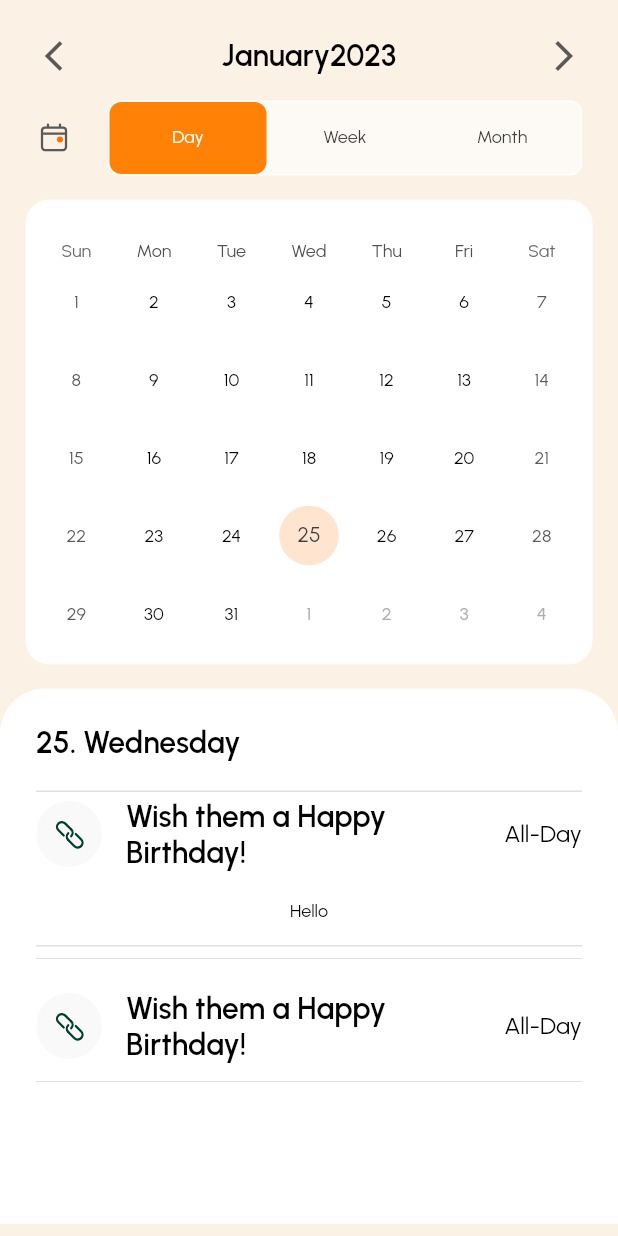
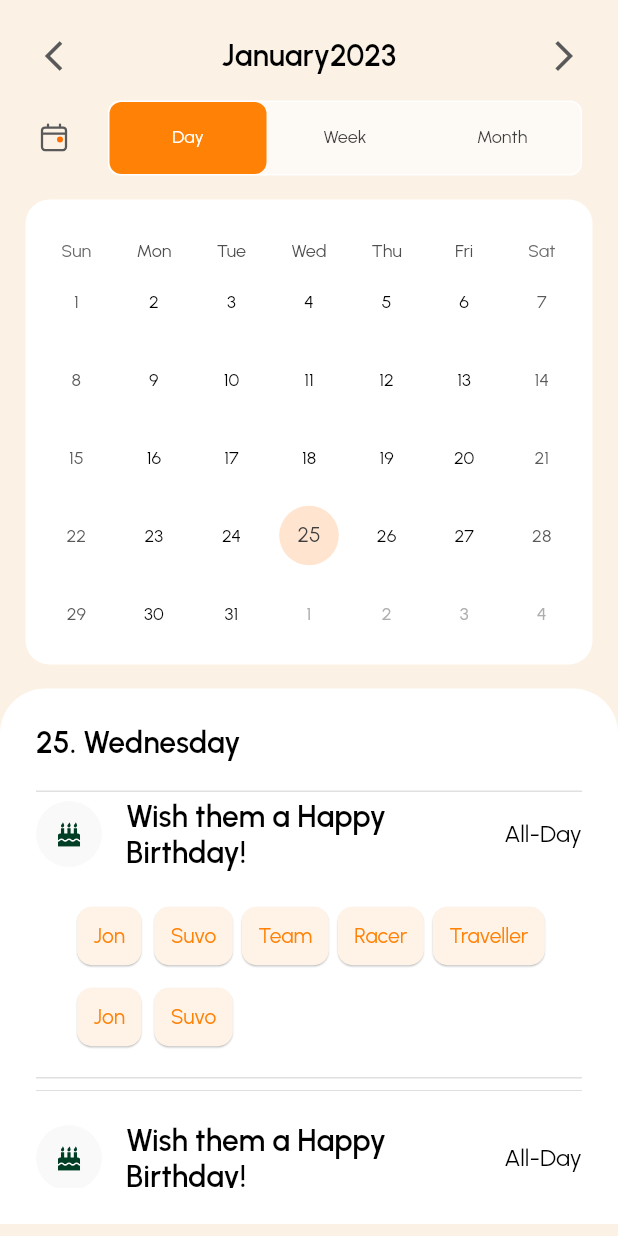
Before and after one commit to shbadon/pumpkin_mobile_app, a Flutter app: the CalendarScreen screen opened directly, after a tap on "Wish them a Happy Birthday!", on a phone screen of 412 x 824 dp. Run offline on Flutter 3.47's test engine with Material 2 defaults, Android fonts, the phone set to English and light mode, and no system bars; drawn by our look-alikes of table_calendar; our stand-ins replace animated_text_kit, device_info_plus, file_picker, firebase_auth, firebase_core, flutter_dotenv and 13 more; missing offline and left inert: clipboard, country_pickers, floating_action_bubble, flutter_facebook_auth, pattern_formatter; accounts and stored records are empty.

Commit message:
flutter chip added for event

```diff
--- a/lib/screens/calendar/calendar_screen.dart
+++ b/lib/screens/calendar/calendar_screen.dart
@@ -1,6 +1,5 @@
 import 'package:flutter/material.dart';
 import 'package:pumpkin/screens/calendar/calendar_utils.dart';
-import 'package:intl/intl.dart';
 import 'package:pumpkin/theme.dart';
 import 'package:pumpkin/utils/colors.dart';
 import 'package:flutter_svg/flutter_svg.dart';
@@ -25,6 +24,10 @@ class _CalendarScreenState extends State<CalendarScreen>
   DateTime? _rangeStart;
   DateTime? _rangeEnd;
 
+
+  final List<String>? _choices = ['A', 'B', 'C', 'D'];
+  int? _choiceIndex;
+
   late TabController tabController;
   late Animation<double> _animation;
   late AnimationController _animationController;
@@ -35,6 +38,9 @@ class _CalendarScreenState extends State<CalendarScreen>
 
   @override
   void initState() {
+
+    _choiceIndex = 0;
+
     tabController = TabController(initialIndex: 2, length: 3, vsync: this)
       ..addListener(() {
         setState(() {});
@@ -322,7 +328,7 @@ class _CalendarScreenState extends State<CalendarScreen>
                                   backgroundColor: AppColors.profileIconBG,
                                   //backgroundImage: const AssetImage("assets/images/avater.jpeg"),
                                   child: SvgPicture.asset(
-                                    'assets/icons/accounts.svg',
+                                    'assets/icons/birthday.svg',
                                   )),
                               trailing: Text('All-Day',
                                   style: defaultTheme.textTheme.titleSmall),
@@ -342,7 +348,8 @@ class _CalendarScreenState extends State<CalendarScreen>
                                       horizontal: 16, vertical: 16),
                                   child: Column(
                                     children: [
-                                      Text('Hello'),
+                                      chipList(),
+                                      // _buildChoiceChips(),
                                     ],
                                   ),
                                 ),
@@ -363,4 +370,67 @@ class _CalendarScreenState extends State<CalendarScreen>
     );
   }
 
+  Widget _buildChoiceChips() {
+    return Container(
+      height: MediaQuery.of(context).size.height/4,
+      child: ListView.builder(
+        itemCount: _choices!.length,
+        itemBuilder: (BuildContext context, int index) {
+          return ChoiceChip(
+            label: Text(_choices![index]),
+            selected: _choiceIndex == index,
+            selectedColor: Colors.red,
+            onSelected: (bool selected) {
+              setState(() {
+                _choiceIndex = selected ? index : 0;
+              });
+            },
+            backgroundColor: Colors.green,
+            labelStyle: TextStyle(color: Colors.white),
+          );
+        },
+      ),
+    );
+  }
+
+
+  Widget _buildChip(String label) {
+    return Chip(
+      shape: const RoundedRectangleBorder(borderRadius: BorderRadius.all(Radius.circular(10))),
+      labelPadding: const EdgeInsets.all(3.0),
+      // avatar: CircleAvatar(
+      //   backgroundColor: AppColors.dividerColor,
+      //   child: Text(label[0].toUpperCase()),
+      // ),
+      label: Text(
+        label,
+        style: const TextStyle(
+          color: AppColors.primaryColor,
+        ),
+      ),
+      backgroundColor: AppColors.primaryColor.withOpacity(.1),
+      elevation: 0.5,
+      shadowColor: Colors.grey[60],
+      padding: const EdgeInsets.all(8.0),
+    );
+  }
+
+  Widget chipList() {
+    return Wrap(
+      spacing: 6.0,
+      runSpacing: 6.0,
+      children: <Widget>[
+        _buildChip('Jon'),
+        _buildChip('Suvo'),
+        _buildChip('Team'),
+        _buildChip('Racer'),
+        _buildChip('Traveller'),
+        _buildChip('Jon'),
+        _buildChip('Suvo'),
+      ],
+    );
+  }
+
+
+
 }
```
Also changed, not shown: assets/icons/birthday.svg (added).
